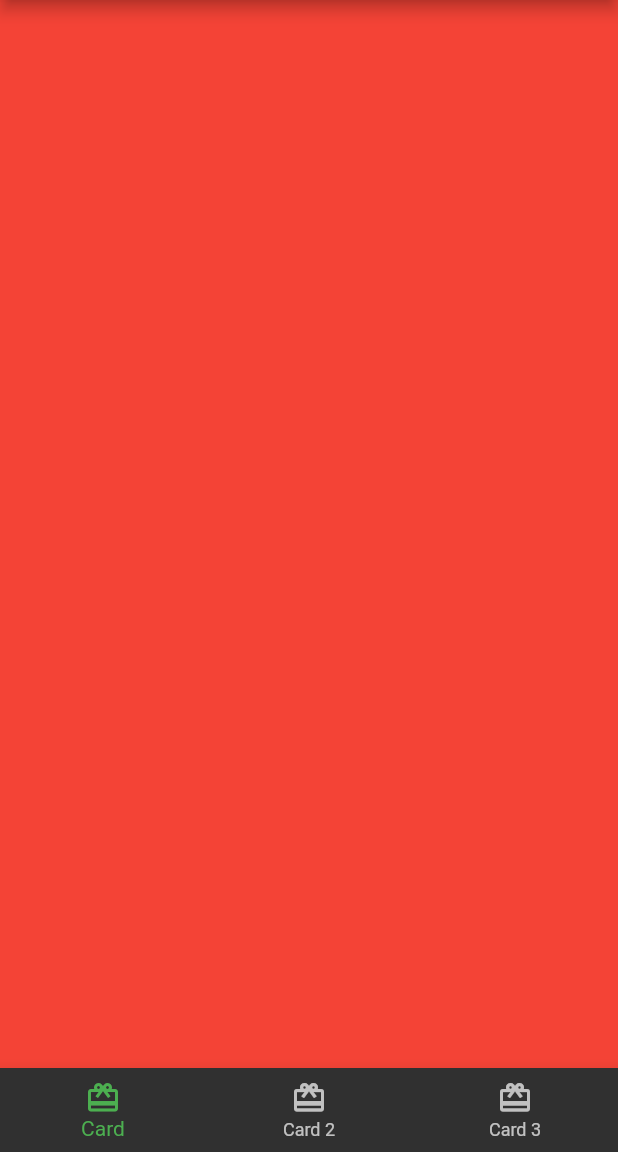
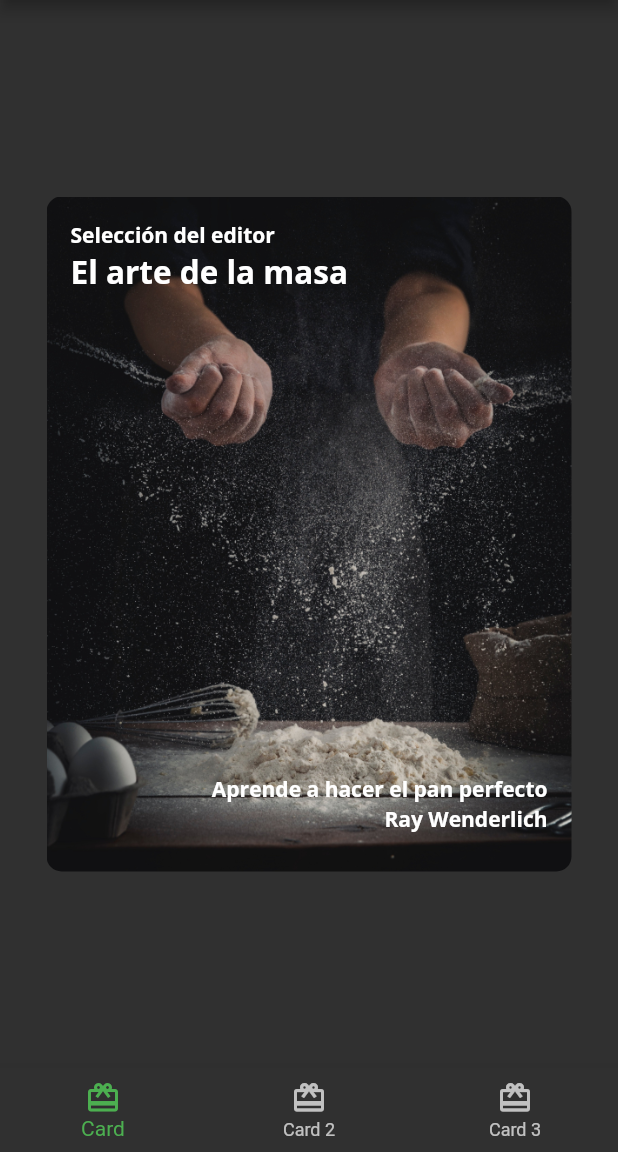
Before and after one commit to alexglzrys/flutter_fooderlich, a Flutter app: the screen it shows after launch, on a phone screen of 412 x 824 dp, the part 84-1236 px from its top. Run offline on Flutter 3.47's test engine with Material 2 defaults, Android fonts, the phone set to English and light mode, and no system bars; our stand-ins replace google_fonts.

Commit message:
diseño tarjeta principal

```diff
--- /dev/null
+++ b/lib/card_main.dart
@@ -0,0 +1,67 @@
+import 'package:flutter/material.dart';
+import 'package:fooderlich/fooderlich_theme.dart';
+
+class CardMain extends StatelessWidget {
+  const CardMain({super.key});
+
+  // constantes en tiempo de ejecución para definir el contenido a mostrar en la tarjeta
+  final String category = 'Selección del editor';
+  final String title = 'El arte de la masa';
+  final String description = 'Aprende a hacer el pan perfecto';
+  final String chef = 'Ray Wenderlich';
+
+  @override
+  Widget build(BuildContext context) {
+    return Center(
+        // Container es un widget que entra en la categoría de diseño (organizan la fomra en como se presentan los widgets internos)
+        child: Container(
+      // aplicar padding de 16px al contenedor
+      padding: const EdgeInsets.all(16),
+      // restringir el contenedor a un máximo de 350x450
+      constraints: const BoxConstraints.expand(width: 350, height: 450),
+      // especificar como se dibujará la caja del contenedor
+      decoration: const BoxDecoration(
+          // pintar una imagen sobre la caja, el recurso se encuentra dentro del directorio de recursos assets/
+          // la imagen debe cubrir la totalidad de la caja
+          image: DecorationImage(
+              image: AssetImage('assets/mag1.png'), fit: BoxFit.cover),
+          // Especificar bordes redondeados al contenedor de 10px
+          borderRadius: BorderRadius.all(Radius.circular(10.0))),
+      // Stack coloca sus hijos uno encima del otro
+      // Es otro widget de categoría diseño
+      child: Stack(children: [
+        Text(
+          category,
+          style: FooderlichTheme.darkTextTheme.bodyLarge,
+        ),
+        // Positioned controla dónde se colocará el texto dentro del stack, respetando las propiedades del contenedor padre (paddings, etc.)
+        Positioned(
+          top: 20,
+          child: Text(
+            title,
+            style: FooderlichTheme.darkTextTheme.displayMedium,
+          ),
+        ),
+        Positioned(
+          bottom: 30,
+          right: 0,
+          child: Text(
+            description,
+            // Aplicar estilo de tema a nuestro widget
+            style: FooderlichTheme.darkTextTheme.bodyLarge,
+          ),
+        ),
+        Positioned(
+          bottom: 10,
+          right: 0,
+          child: Text(
+            chef,
+            // Aplicar estilo de tema a nuestro widget, el cuál se hereda a través del árbol de widgets
+            // Si el padre modifica su tema de forma personalizada, lo mejor es asignarlo de forma directa (FooderlichTheme.darkTextTheme.bodyLarge)
+            style: Theme.of(context).textTheme.bodyLarge,
+          ),
+        )
+      ]),
+    ));
+  }
+}
--- a/lib/home.dart
+++ b/lib/home.dart
@@ -1,4 +1,5 @@
 import 'package:flutter/material.dart';
+import 'package:fooderlich/card_main.dart';
 
 // Separar los widgets complejos en archivos independientes, mejora la lectura del código de nuestra aplicación
 class Home extends StatefulWidget {
@@ -15,7 +16,7 @@ class _HomeState extends State<Home> {
 
   // Listado de páginas a mostrar dependiendo del elemento seleccionado en la barra inferior de navegación
   static List<Widget> pages = [
-    Container(color: Colors.red),
+    const CardMain(),
     Container(color: Colors.green),
     Container(color: Colors.blue)
   ];
--- a/pubspec.yaml
+++ b/pubspec.yaml
@@ -60,9 +60,9 @@ flutter:
   uses-material-design: true
 
   # To add assets to your application, add an assets section, like this:
-  # assets:
-  #   - images/a_dot_burr.jpeg
-  #   - images/a_dot_ham.jpeg
+  assets:
+    - assets/
+
 
   # An image asset can refer to one or more resolution-specific "variants", see
   # https://flutter.dev/assets-and-images/#resolution-aware
```
Also changed, not shown: assets/author_katz.jpeg (added), assets/mag1.png (added), assets/mag2.png (added), assets/mag3.png (added), assets/mag4.png (added), assets/mag5.png (added).
